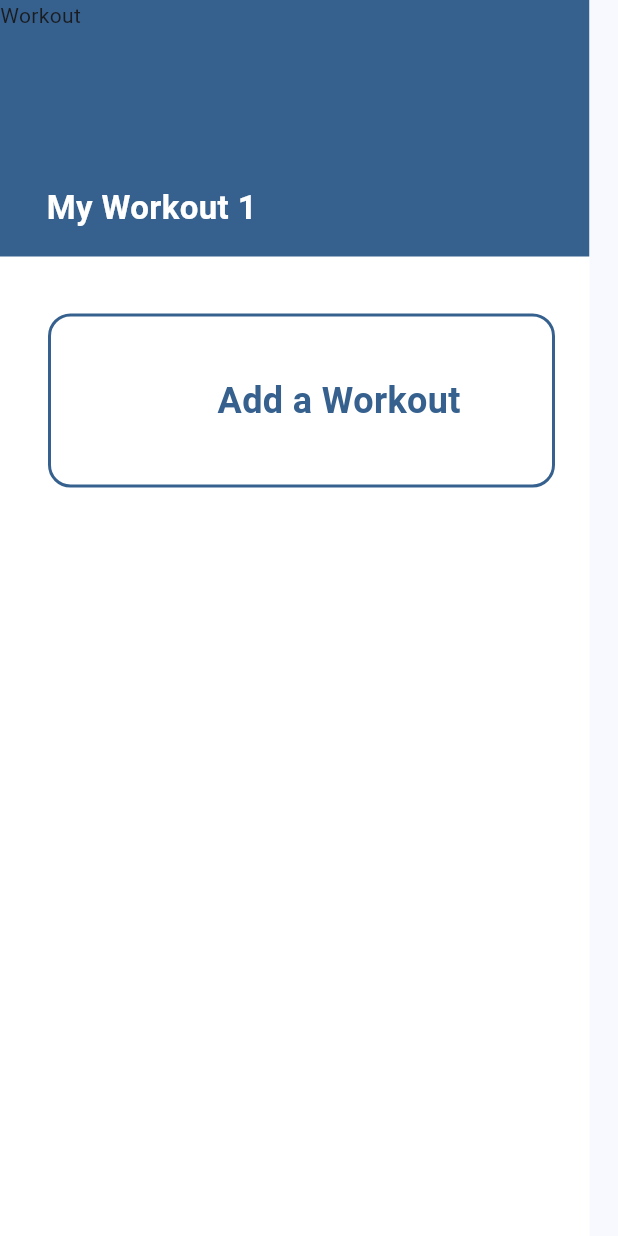
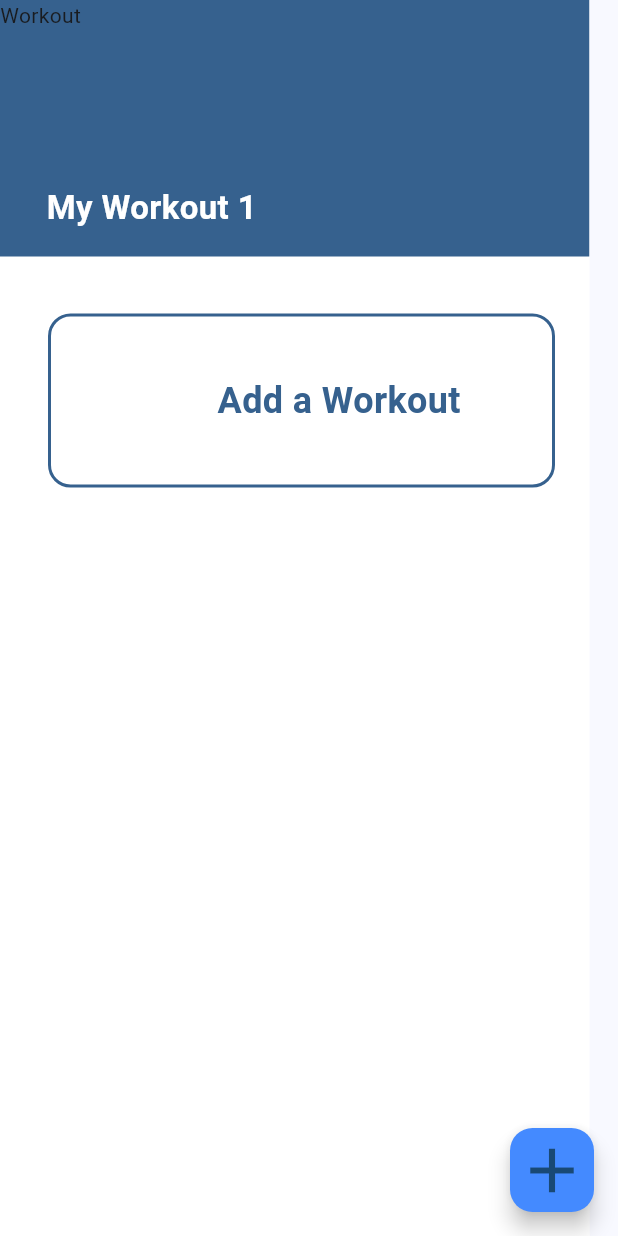
Before and after one commit to afdeanon/SeniorProject, a Flutter app: the WorkoutAdd screen opened directly, on a phone screen of 412 x 824 dp. Run offline on Flutter 3.47's test engine with Material 3 defaults, Android fonts, the phone set to English and light mode, and no system bars; our stand-ins replace firebase_auth, firebase_core; missing offline and left inert: dart:ffi; accounts and stored records are empty; Roboto replaces fonts that are missing (SF Pro).

Commit message:
adding buttons for workout add

```diff
--- a/lib/main.dart
+++ b/lib/main.dart
@@ -23,6 +23,7 @@ class MyApp extends StatelessWidget {
   @override
   Widget build(BuildContext context) {
     return MaterialApp(
+      debugShowCheckedModeBanner: false,
       title: 'Senior Project',
       theme: ThemeData(
         colorScheme: ColorScheme.fromSeed(seedColor: Colors.blue),
--- a/lib/screens/workoutScreens/workoutAdd.dart
+++ b/lib/screens/workoutScreens/adding/workoutAdd.dart
@@ -95,15 +95,47 @@ class _WorkoutAddState extends State<WorkoutAdd> {
                           fontWeight: FontWeight.w600,
                           height:0,
                         ),
-                      )
+                      ),
+                      const SizedBox(width:13),
                     ],
-                  )
-                )
+                  ),
+                ),
+                Positioned(
+                  left:0,
+                  top:768,
+                  child: Container(
+                    width:393,
+                    height:84,
+                    decoration:BoxDecoration(color: Colors.white),
+                  ),
+                ),
               ],
             )
           )
         ],
       ),
+      floatingActionButton: FloatingActionButton(
+        // onPressed: (){
+        //   showDialog(
+        //     context: context,
+        //     builder: (context){
+        //       return
+        //     }
+        //   )
+        // }
+        onPressed: (){
+          ScaffoldMessenger.of(context).showSnackBar(
+            SnackBar(
+              content: Text("Button Pressed"),
+              duration: Duration(minutes: 1),
+              )
+          );
+        },
+        splashColor: Colors.blue,
+        shape: const RoundedRectangleBorder(borderRadius: BorderRadius.all(Radius.circular(15))),
+        backgroundColor: Colors.blueAccent,
+        child: const Icon(Icons.add,size:50),
+      ),
     );
   }
 }
```
